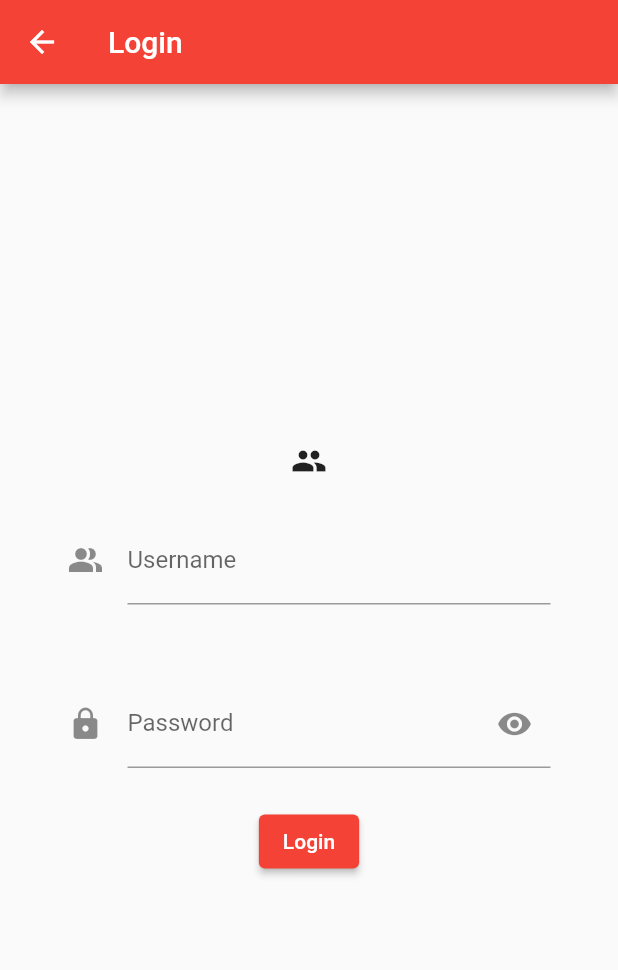
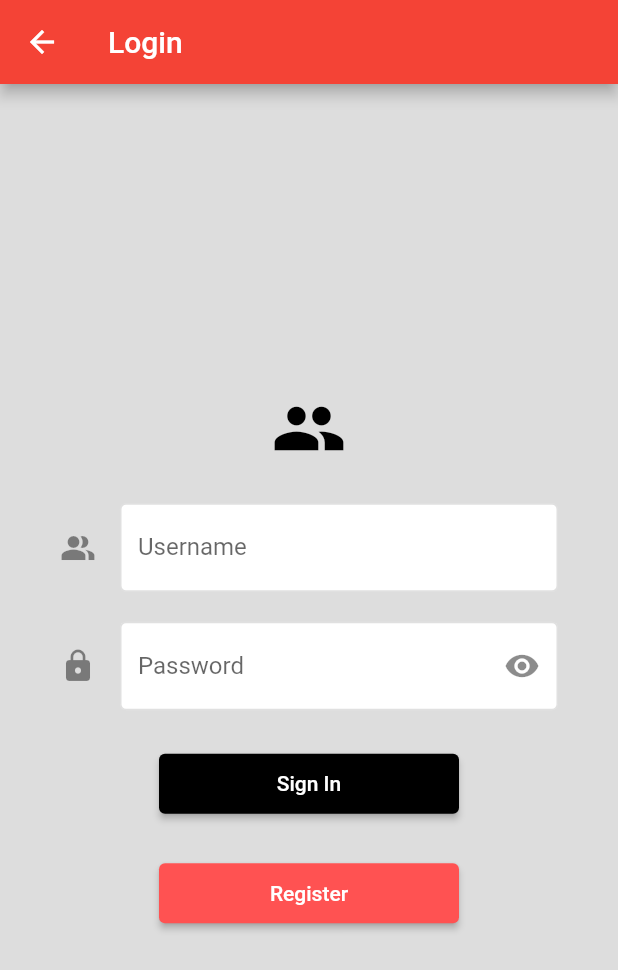
Before and after one commit to kinglieng757/project_App, a Flutter app: the screen it shows after launch, after a tap on "Login", on a phone screen of 412 x 824 dp. Shown: the top 970 px of the screen. Run offline on Flutter 3.47's test engine with Material 2 defaults, Android fonts, the phone set to English and light mode, and no system bars; our stand-ins replace google_fonts.

Commit message:
ีupdate LoginPage

```diff
--- a/lib/main.dart
+++ b/lib/main.dart
@@ -81,15 +81,7 @@ class homepage extends StatelessWidget {
               ),
               child: const Text('Login'),
             ),
-            ElevatedButton(
-              onPressed: () {},
-              style: ElevatedButton.styleFrom(
-                backgroundColor: Colors.redAccent,
-                foregroundColor: Colors.white,
-                minimumSize: const Size(200, 40),
-              ),
-              child: const Text('Register'),
-            )
+
           ],
         ),
       ),
--- a/lib/pages/LoginPage.dart
+++ b/lib/pages/LoginPage.dart
@@ -31,6 +31,7 @@ class _LoginpageState extends State<Loginpage> {
       appBar: AppBar(
         title: Text("Login"),
       ),
+      backgroundColor: Color.fromARGB(255, 221, 221, 221),
       body: Container(
         padding: const EdgeInsets.all(20),
         child: Center(
@@ -41,11 +42,23 @@ class _LoginpageState extends State<Loginpage> {
                 Form(
                   key: _formkey,
                   child: Column(children: [
-                    Icon(Icons.people),
+                    Icon(
+                      Icons.people,
+                      size: 50,
+                      color: Colors.black,
+                    ),
+                    const SizedBox(
+                      height: 25,
+                    ),
                     Padding(
-                      padding: const EdgeInsets.all(25.0),
+                      padding: const EdgeInsets.symmetric(horizontal: 20.0),
                       child: TextFormField(
                         decoration: const InputDecoration(
+                          enabledBorder: OutlineInputBorder(
+                            borderSide: BorderSide(color: Colors.black12),
+                          ),
+                          fillColor: Color.fromARGB(255, 255, 255, 255),
+                          filled: true,
                           labelText: 'Username',
                           icon: Icon(Icons.people_alt),
                         ),
@@ -61,11 +74,19 @@ class _LoginpageState extends State<Loginpage> {
                         onSaved: (value) => username = value,
                       ),
                     ),
+                    SizedBox(
+                      height: 20,
+                    ),
                     Padding(
-                      padding: const EdgeInsets.all(25.0),
+                      padding: const EdgeInsets.symmetric(horizontal: 20.0),
                       child: TextFormField(
                         obscureText: _isObscured,
                         decoration: InputDecoration(
+                          enabledBorder: OutlineInputBorder(
+                            borderSide: BorderSide(color: Colors.black12),
+                          ),
+                          fillColor: Color.fromARGB(255, 255, 255, 255),
+                          filled: true,
                           suffixIcon: IconButton(
                             icon: _isObscured
                                 ? Icon(Icons.visibility)
@@ -93,19 +114,37 @@ class _LoginpageState extends State<Loginpage> {
                         //obscureText = true,
                       ),
                     ),
-                    ElevatedButton(
+                    Padding(
+                      padding: const EdgeInsets.all(25.0),
+                      child: ElevatedButton(
                         onPressed: () {
                           if (_formkey.currentState!.validate()) {
                             _formkey.currentState!.save();
                             Navigator.of(context).push(
-                            MaterialPageRoute(builder: (BuildContext context) {
+                              MaterialPageRoute(
+                                  builder: (BuildContext context) {
                                 return const Setet();
                               }),
                             );
                           }
                         },
-                      child: const Text("Login"),
+                        style: ElevatedButton.styleFrom(
+                          backgroundColor: Colors.black,
+                          foregroundColor: Colors.white,
+                          minimumSize: const Size(200, 40),
                         ),
+                        child: const Text("Sign In"),
+                      ),
+                    ),
+                    ElevatedButton(
+                      onPressed: () {},
+                      style: ElevatedButton.styleFrom(
+                        backgroundColor: Colors.redAccent,
+                        foregroundColor: Colors.white,
+                        minimumSize: const Size(200, 40),
+                      ),
+                      child: const Text('Register'),
+                    )
                   ]),
                 ),
               ],
```
Lines whose indentation alone changed are shown as unchanged.
